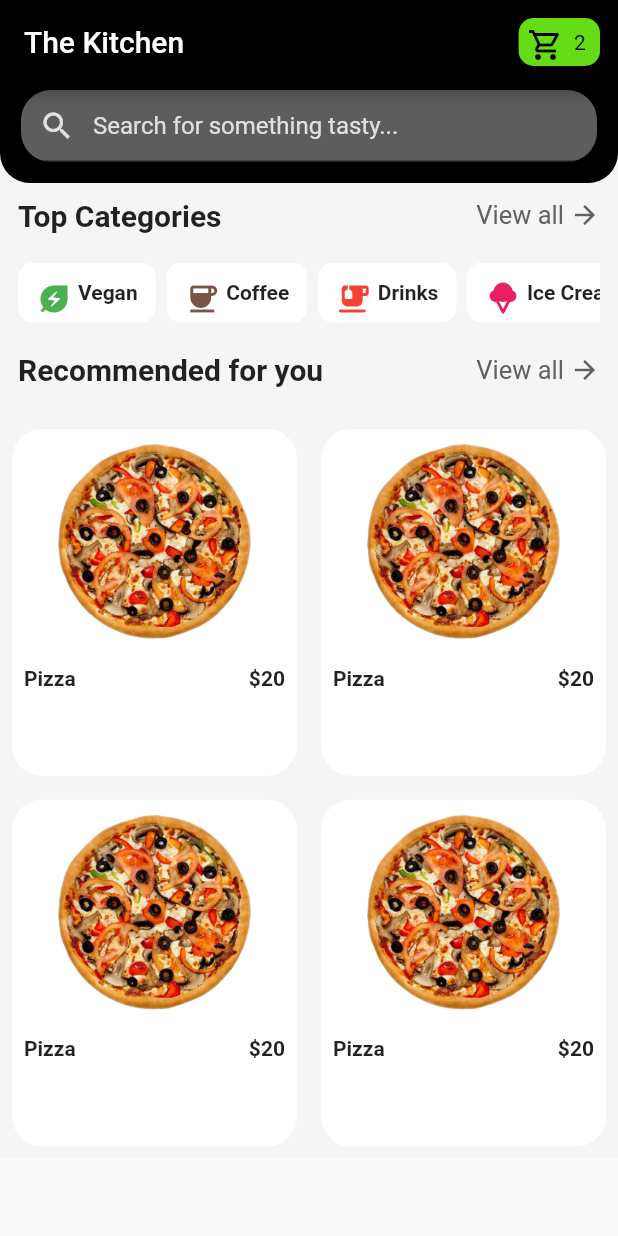
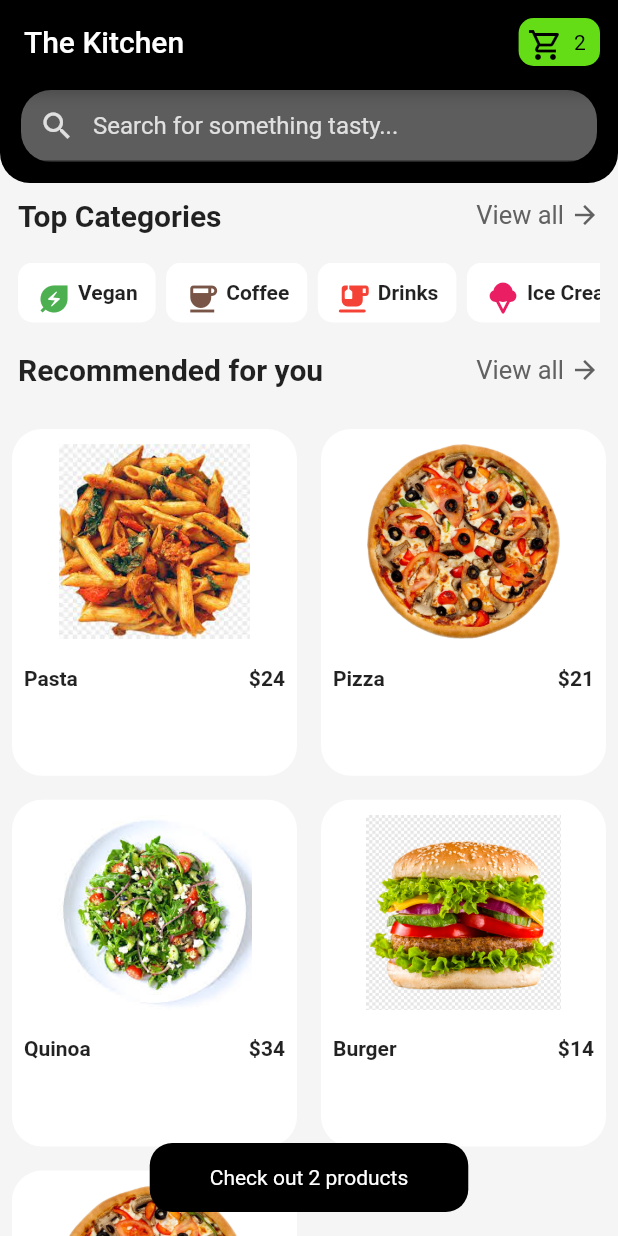
Before and after one commit to anuragdhunna/food_order_ui, a Flutter app: the screen it shows after launch, on a phone screen of 412 x 824 dp. Run offline on Flutter 3.47's test engine with Material 2 defaults, Android fonts, the phone set to English and light mode, and no system bars.

Commit message:
Added checkout button

```diff
--- /dev/null
+++ b/lib/models/food_item.dart
@@ -0,0 +1,11 @@
+class FoodItem {
+  final String imagePath;
+  final String name;
+  final String price;
+
+  const FoodItem({
+    required this.imagePath,
+    required this.name,
+    required this.price,
+  });
+}
--- a/lib/screens/home_screen.dart
+++ b/lib/screens/home_screen.dart
@@ -1,4 +1,6 @@
 import 'package:flutter/material.dart';
+import 'package:food_order_ui/models/food_item.dart';
+import 'package:food_order_ui/utils/constants.dart';
 
 import '../utils/widgetFunctions.dart';
 
@@ -12,8 +14,33 @@ class HomeScreen extends StatefulWidget {
 class _HomeScreenState extends State<HomeScreen> {
   @override
   Widget build(BuildContext context) {
+    List<FoodItem> foodItems = [];
+    foodItems.add(const FoodItem(
+        imagePath: Constants.pasta, name: 'Pasta', price: '\$24'));
+    foodItems.add(const FoodItem(
+        imagePath: Constants.pizza, name: 'Pizza', price: '\$21'));
+    foodItems.add(const FoodItem(
+        imagePath: Constants.quinoa, name: 'Quinoa', price: '\$34'));
+    foodItems.add(const FoodItem(
+        imagePath: Constants.burger, name: 'Burger', price: '\$14'));
+    foodItems.add(const FoodItem(
+        imagePath: Constants.pizza, name: 'Pizza', price: '\$41'));
     return SafeArea(
         child: Scaffold(
+      floatingActionButton: Container(
+        decoration: BoxDecoration(
+          color: Colors.black,
+          borderRadius: BorderRadius.circular(15),
+        ),
+        child: const Padding(
+          padding: EdgeInsets.symmetric(vertical: 15.0, horizontal: 40),
+          child: Text(
+            'Check out 2 products',
+            style: TextStyle(color: Colors.white),
+          ),
+        ),
+      ),
+      floatingActionButtonLocation: FloatingActionButtonLocation.centerFloat,
       appBar: AppBar(
         backgroundColor: Colors.black,
         title: const Text('The Kitchen'),
@@ -96,21 +123,23 @@ class _HomeScreenState extends State<HomeScreen> {
               buildLabelAndViewAll('Recommended for you'),
               addVerticalSpace(10),
               GridView.builder(
+                physics: const ScrollPhysics(),
                 shrinkWrap: true,
-                itemCount: 4,
+                itemCount: foodItems.length,
                 // padding: const EdgeInsets.all(9),
                 gridDelegate: const SliverGridDelegateWithFixedCrossAxisCount(
                   crossAxisCount: 2,
                   childAspectRatio: 1 / 1.2,
                 ),
                 itemBuilder: (BuildContext context, int index) {
-                  return const FoodItem(
-                    name: 'Pizza',
-                    price: '\$20',
-                    imagePath: 'lib/images/pizza.png',
+                  return FoodItemWidget(
+                    name: foodItems[index].name,
+                    price: foodItems[index].price,
+                    imagePath: foodItems[index].imagePath,
                   );
                 },
-              )
+              ),
+              addVerticalSpace(40)
             ],
           ),
         ),
@@ -147,12 +176,12 @@ class _HomeScreenState extends State<HomeScreen> {
   }
 }
 
-class FoodItem extends StatelessWidget {
+class FoodItemWidget extends StatelessWidget {
   final String imagePath;
   final String name;
   final String price;
 
-  const FoodItem({
+  const FoodItemWidget({
     Key? key,
     required this.imagePath,
     required this.name,
--- /dev/null
+++ b/lib/utils/constants.dart
@@ -0,0 +1,7 @@
+class Constants {
+  // Asset Path
+  static const String pizza = 'lib/images/pizza.png';
+  static const String pasta = 'lib/images/pasta.jpeg';
+  static const String quinoa = 'lib/images/quinoa.jpeg';
+  static const String burger = 'lib/images/burger.png';
+}
```
Also changed, not shown: lib/images/burger.png (added), lib/images/quinoa.jpeg (renamed from lib/images/quina.jpeg).
